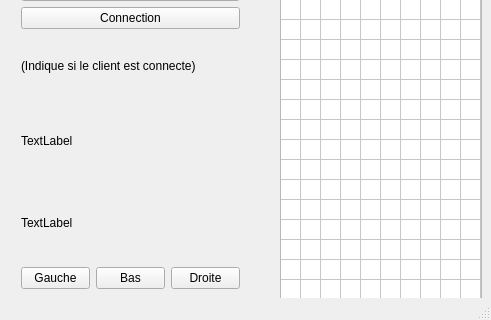
Qt form ClientClassique/mainwindow.ui (Aranud/PI3A_Tetris) before a commit; both pictures show x 0 to 491 and y 147 to 467 of the 491 by 467 pixel window.
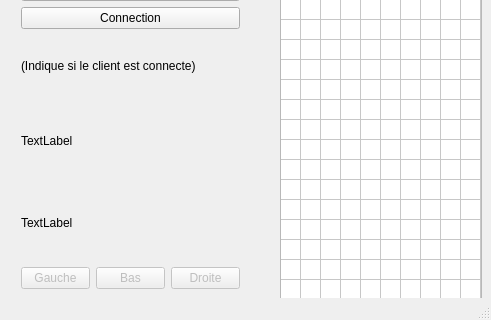
The same form after that commit.

```diff
--- a/ClientClassique/mainwindow.ui
+++ b/ClientClassique/mainwindow.ui
@@ -173,6 +173,9 @@
         <layout class="QHBoxLayout" name="horizontalLayout">
          <item>
           <widget class="QPushButton" name="boutonGauche">
+           <property name="enabled">
+            <bool>false</bool>
+           </property>
            <property name="text">
             <string>Gauche</string>
            </property>
@@ -180,6 +183,9 @@
          </item>
          <item>
           <widget class="QPushButton" name="boutonBas">
+           <property name="enabled">
+            <bool>false</bool>
+           </property>
            <property name="text">
             <string>Bas</string>
            </property>
@@ -187,6 +193,9 @@
          </item>
          <item>
           <widget class="QPushButton" name="boutonDroite">
+           <property name="enabled">
+            <bool>false</bool>
+           </property>
            <property name="text">
             <string>Droite</string>
            </property>
```
